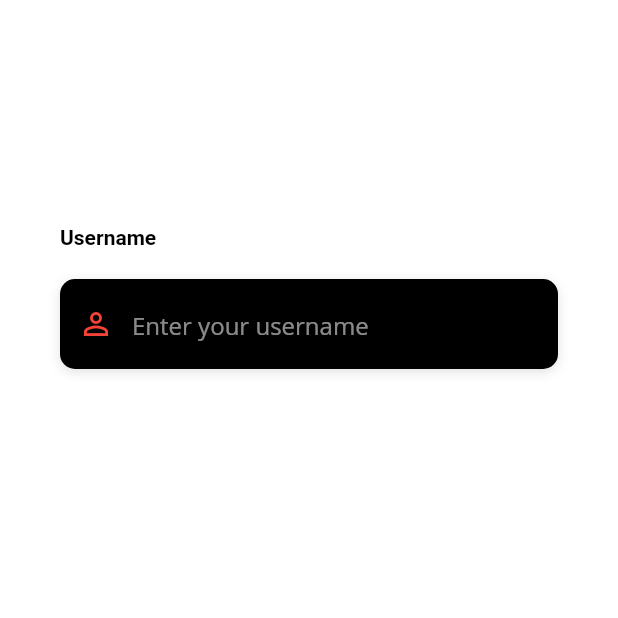
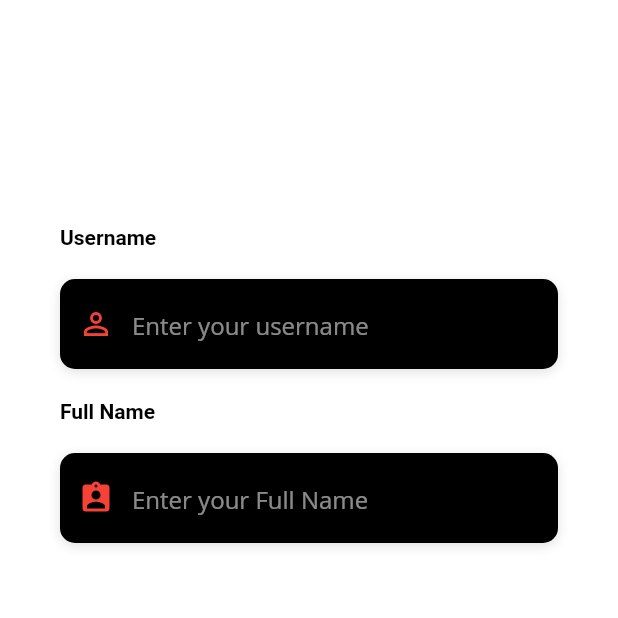
Before and after one commit to fikokwu/pint_size, a Flutter app: the SignUpScreen screen opened directly, on a phone screen of 412 x 824 dp, the top half of it. Run offline on Flutter 3.47's test engine with Material 2 defaults, Android fonts, the phone set to English and light mode, and no system bars; our stand-ins replace shared_preferences, table_calendar; accounts and stored records are empty.

Commit message:
Added the full name box

```diff
--- a/lib/screens/signup_screen.dart
+++ b/lib/screens/signup_screen.dart
@@ -2,14 +2,12 @@ import "package:flutter/material.dart";
 import 'package:flutter/services.dart';
 import 'package:pint_size/utilities/constants.dart';
 
-class SignUpScreen extends StatefulWidget{
+class SignUpScreen extends StatefulWidget {
   _SignUpScreenState createState() => _SignUpScreenState();
-
 }
 
 class _SignUpScreenState extends State<SignUpScreen> {
   @override
-
   Widget _buildUserName() {
     return Column(
       crossAxisAlignment: CrossAxisAlignment.start,
@@ -18,7 +16,6 @@ class _SignUpScreenState extends State<SignUpScreen> {
           'Username',
           textAlign: TextAlign.center,
           style: TextStyle(
-
             color: Colors.black,
             fontWeight: FontWeight.bold,
           ),
@@ -36,24 +33,62 @@ class _SignUpScreenState extends State<SignUpScreen> {
             ),
             decoration: InputDecoration(
               border: InputBorder.none,
-              contentPadding: EdgeInsets.only(top:14),
+              contentPadding: EdgeInsets.only(top: 14),
               prefixIcon: Icon(
                 Icons.person_outline,
                 color: Colors.red,
               ),
               hintText: 'Enter your username',
+              hintStyle: kHintTextStyle,
+            ),
+          ),
+        ),
+         SizedBox(height: 20.0),
+      ],
+    );
+  }
 
+  Widget _buildName() {
+    return Column(
+      crossAxisAlignment: CrossAxisAlignment.start,
+      children: <Widget>[
+        Text(
+          'Full Name',
+          textAlign: TextAlign.center,
+          style: TextStyle(
+            color: Colors.black,
+            fontWeight: FontWeight.bold,
+          ),
+        ),
+        SizedBox(height: 20.0),
+        Container(
+          alignment: Alignment.centerLeft,
+          decoration: kBoxDecorationStyle,
+          height: 60.0,
+          child: TextField(
+            keyboardType: TextInputType.text,
+            style: TextStyle(
+              color: Colors.white,
+              fontFamily: 'OpenSans',
+            ),
+            decoration: InputDecoration(
+              border: InputBorder.none,
+              contentPadding: EdgeInsets.only(top: 14),
+              prefixIcon: Icon(
+                Icons.assignment_ind,
+                color: Colors.red,
+              ),
+              hintText: 'Enter your Full Name',
               hintStyle: kHintTextStyle,
-
             ),
           ),
         ),
       ],
     );
   }
+
   Widget build(BuildContext context) {
     return Scaffold(
-
       body: AnnotatedRegion<SystemUiOverlayStyle>(
         value: SystemUiOverlayStyle.light,
         child: GestureDetector(
@@ -72,7 +107,6 @@ class _SignUpScreenState extends State<SignUpScreen> {
                       Colors.white,
                       Colors.white,
                     ],
-
                   ),
                 ),
               ),
@@ -87,11 +121,11 @@ class _SignUpScreenState extends State<SignUpScreen> {
                   child: Column(
                     mainAxisAlignment: MainAxisAlignment.center,
                     children: <Widget>[
-
                       // _showLogo(),
 
                       SizedBox(height: 30.0),
                       _buildUserName(),
+                      _buildName(),
                       SizedBox(
                         height: 30.0,
                       ),
```
Lines whose indentation alone changed are shown as unchanged.
